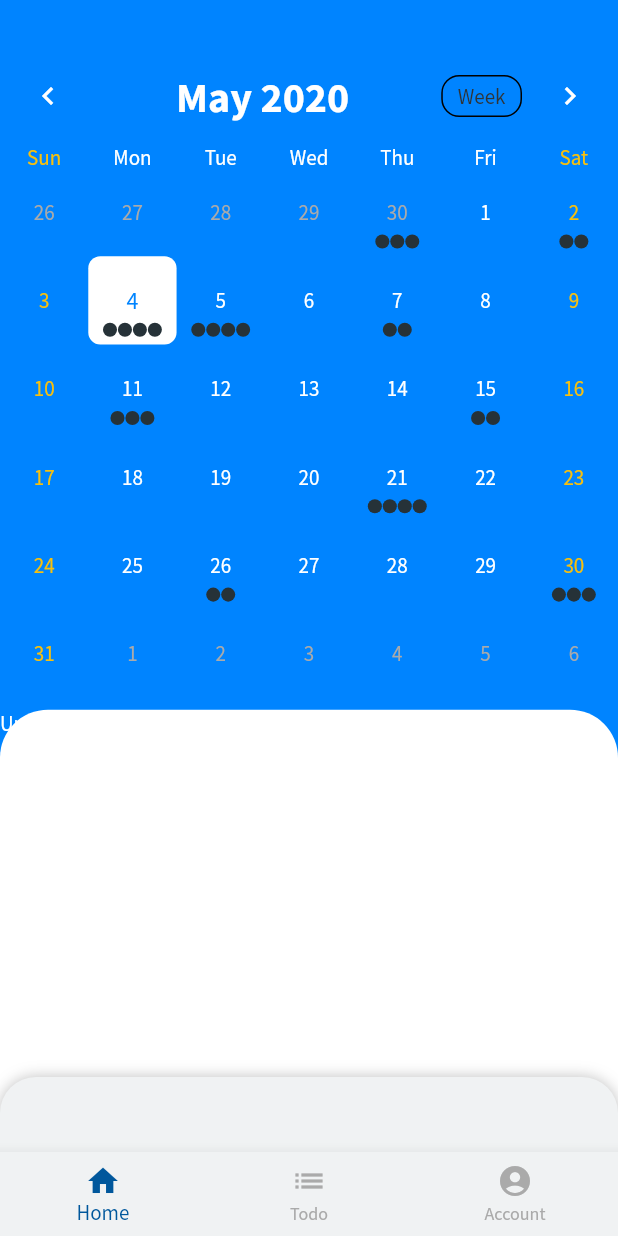
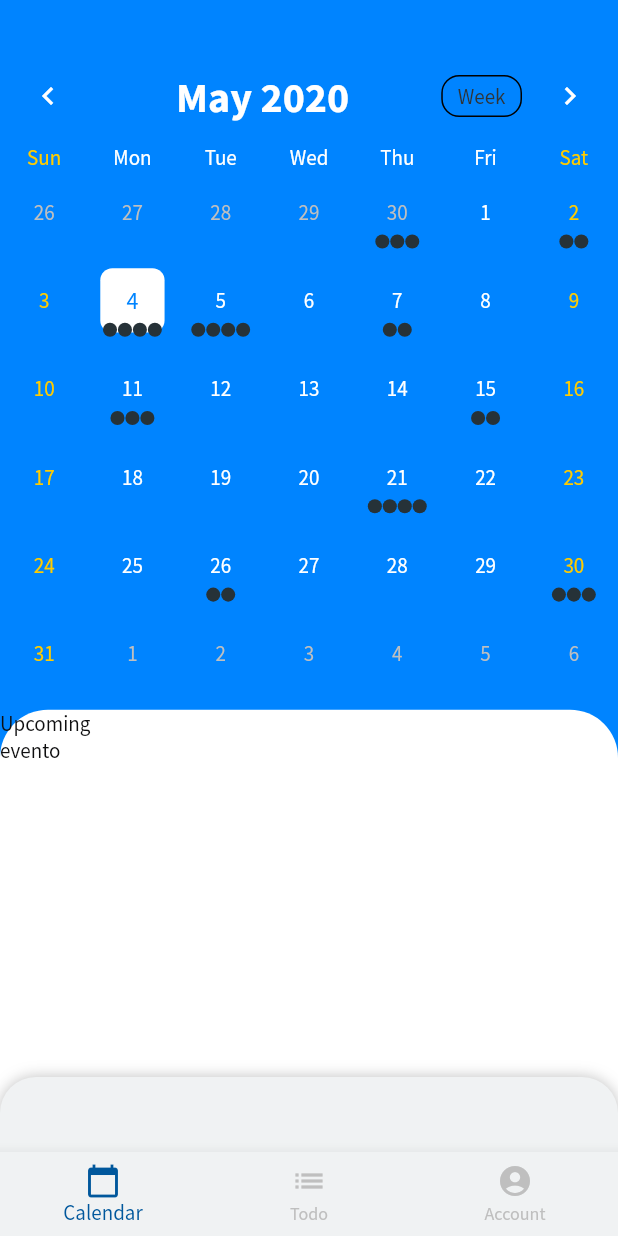
Before and after one commit to loowcode/calendaroo, a Flutter app: the screen it shows after launch, on a phone screen of 412 x 824 dp. Run offline on Flutter 3.47's test engine with Material 2 defaults, Android fonts, the phone set to English and light mode, and no system bars; drawn by our look-alikes of sliding_up_panel, table_calendar; our stand-ins replace flutter_redux, redux, shared_preferences.

Commit message:
small changes

```diff
--- a/lib/colors.dart
+++ b/lib/colors.dart
@@ -5,13 +5,13 @@ import 'package:flutter/material.dart';
 
 const primaryWhite = Colors.white;
 const backgroundWhite = const Color(0xFFf0f2f3);
-const secondaryGrey = const Color(0xFFAAAAAA);
+const secondaryGrey = const Color(0xFFbfbfbf);
 const secondaryDarkGrey = const Color(0xFF303436);
 const primaryBlack = const Color(0xFF0e0e0f);
 
 const secondaryLightBlue =  const Color(0xFF28b6f6);
 const secondaryBlue = const Color(0xFF0084ff);
 const secondaryDarkBlue = const Color(0xFF00579c);
-const accentYellow =  const Color(0xFFf7c00e);
+const accentYellow =  const Color(0xFFffcc00);
 const accentPink =  Colors.pink;
 const accentRed =  const Color(0xFFcc4037);
--- a/lib/pages/home.page.dart
+++ b/lib/pages/home.page.dart
@@ -28,8 +28,8 @@ class _HomePageState extends State<HomePage> with TickerProviderStateMixin {
           backgroundColor: backgroundWhite,
           items: const <BottomNavigationBarItem>[
             BottomNavigationBarItem(
-              icon: Icon(Icons.home),
-              title: Text('Home'),
+              icon: Icon(Icons.calendar_today),
+              title: Text('Calendar'),
             ),
             BottomNavigationBarItem(
               icon: Icon(Icons.list),
--- a/lib/theme.dart
+++ b/lib/theme.dart
@@ -43,6 +43,8 @@ class AppTheme {
           ),
           body1: base.body1.copyWith(
             fontSize: 18.0,
+            fontWeight: FontWeight.w700,
+            color: primaryBlack,
           ),
           caption: base.caption.copyWith(
             fontWeight: FontWeight.w300,
@@ -69,9 +71,9 @@ class AppTheme {
       cardColor: secondaryBlue,
       textSelectionColor: accentYellow,
 //      errorColor: errorStrongRed,
-      textTheme: _buildSecondaryTextTheme(base.textTheme),
-      primaryTextTheme: _buildSecondaryTextTheme(base.primaryTextTheme),
-      accentTextTheme: _buildSecondaryTextTheme(base.accentTextTheme),
+      textTheme: _buildPrimaryTextTheme(base.textTheme),
+      primaryTextTheme: _buildPrimaryTextTheme(base.primaryTextTheme),
+      accentTextTheme: _buildPrimaryTextTheme(base.accentTextTheme),
       primaryIconTheme: base.iconTheme.copyWith(color: secondaryDarkBlue),
       // buttonTheme: ButtonThemeData(),
       inputDecorationTheme: InputDecorationTheme(
--- a/lib/widgets/calendar.widget.dart
+++ b/lib/widgets/calendar.widget.dart
@@ -163,6 +163,7 @@ class _CalendarWidgetState extends State<CalendarWidget>
         outsideStyle: TextStyle().copyWith(color: secondaryGrey),
         weekendStyle: TextStyle().copyWith(color: accentYellow),
         holidayStyle: TextStyle().copyWith(color: accentYellow),
+        weekdayStyle: TextStyle().copyWith(color: primaryWhite)
       ),
       daysOfWeekStyle: DaysOfWeekStyle(
           weekendStyle: TextStyle().copyWith(color: accentYellow),
@@ -172,19 +173,18 @@ class _CalendarWidgetState extends State<CalendarWidget>
           rightChevronIcon: Icon(Icons.chevron_right, color: primaryWhite),
           centerHeaderTitle: true,
           formatButtonVisible: true,
-          formatButtonShowsNext: true,
           formatButtonTextStyle: TextStyle().copyWith(color: secondaryDarkGrey),
           titleTextStyle:
-              TextStyle().copyWith(fontSize: 28, fontWeight: FontWeight.bold)),
+              TextStyle().copyWith(color: primaryWhite, fontSize: 28, fontWeight: FontWeight.bold)),
       builders: CalendarBuilders(
         selectedDayBuilder: (context, date, _) {
           return FadeTransition(
             opacity: Tween(begin: 0.0, end: 1.0).animate(_animationController),
+            child: Padding(
+              padding: const EdgeInsets.all(8.0),
               child: Container(
                 decoration: BoxDecoration(
                     borderRadius: BorderRadius.circular(8), color: primaryWhite),
-              width: 50,
-              height: 50,
                 child: Center(
                   child: Text(
                     '${date.day}',
@@ -193,14 +193,15 @@ class _CalendarWidgetState extends State<CalendarWidget>
                   ),
                 ),
               ),
+            ),
           );
         },
         todayDayBuilder: (context, date, _) {
-          return Container(
+          return Padding(
+            padding: const EdgeInsets.all(8.0),
+            child: Container(
               decoration: BoxDecoration(
                   borderRadius: BorderRadius.circular(8), color: secondaryGrey),
-            width: 50,
-            height: 50,
               child: Center(
                 child: Text(
                   '${date.day}',
@@ -208,8 +209,10 @@ class _CalendarWidgetState extends State<CalendarWidget>
                       .copyWith(fontSize: 16.0, color: secondaryDarkBlue),
                 ),
               ),
+            ),
           );
         },
+
         markersBuilder: (context, date, events, holidays) {
           final children = <Widget>[];
 
--- a/lib/widgets/events.widget.dart
+++ b/lib/widgets/events.widget.dart
@@ -1,4 +1,6 @@
 import 'package:flutter/cupertino.dart';
+
+import '../colors.dart';
 
 class EventsWidget extends StatefulWidget {
   @override
@@ -6,11 +8,24 @@ class EventsWidget extends StatefulWidget {
 }
 
 class _EventsWidgetState extends State<EventsWidget> {
-
   @override
   Widget build(BuildContext context) {
-    return Container(child: Text(''),);
-
+    return Row(
+      mainAxisAlignment: MainAxisAlignment.center,
+      children: <Widget>[
+        Padding(
+          padding: const EdgeInsets.all(16.0),
+          child: SizedBox(
+            height: 10,
+            width: 100,
+            child: Container(
+              alignment: Alignment.topCenter,
+              decoration: BoxDecoration(
+                  color: secondaryGrey, borderRadius: BorderRadius.circular(8)),
+            ),
+          ),
+        ),
+      ],
+    );
   }
-
 }
--- a/lib/widgets/upcoming-events.widget.dart
+++ b/lib/widgets/upcoming-events.widget.dart
@@ -18,18 +18,24 @@ class _UpcomingEventsWidgetState extends State<UpcomingEventsWidget> {
       topRight: Radius.circular(32.0),
     );
     return Expanded(
-      child: Theme(
-        data: AppTheme.primaryTheme,
-        child: Container(
-          decoration: BoxDecoration(
-              color: primaryWhite,
-              borderRadius: radius),
-          child: ListView(
-            children: <Widget>[
-              Text(AppLocalizations.of(context).translate(Texts.UPCOMING_EVENTS)),
-              Container(child: Text('evento'))
-            ],
-          ),
+      child: Container(
+        decoration: BoxDecoration(color: primaryWhite, borderRadius: radius),
+        child: Stack(
+          children: <Widget>[
+            ListView(
+              children: <Widget>[
+                Text(AppLocalizations.of(context)
+                    .translate(Texts.UPCOMING_EVENTS)),
+                Container(
+                    child: Theme(
+                  data: AppTheme.primaryTheme,
+                  child: Text(
+                    'evento',
+                  ),
+                ))
+              ],
+            ),
+          ],
         ),
       ),
     );
```
Lines whose indentation alone changed are shown as unchanged.
